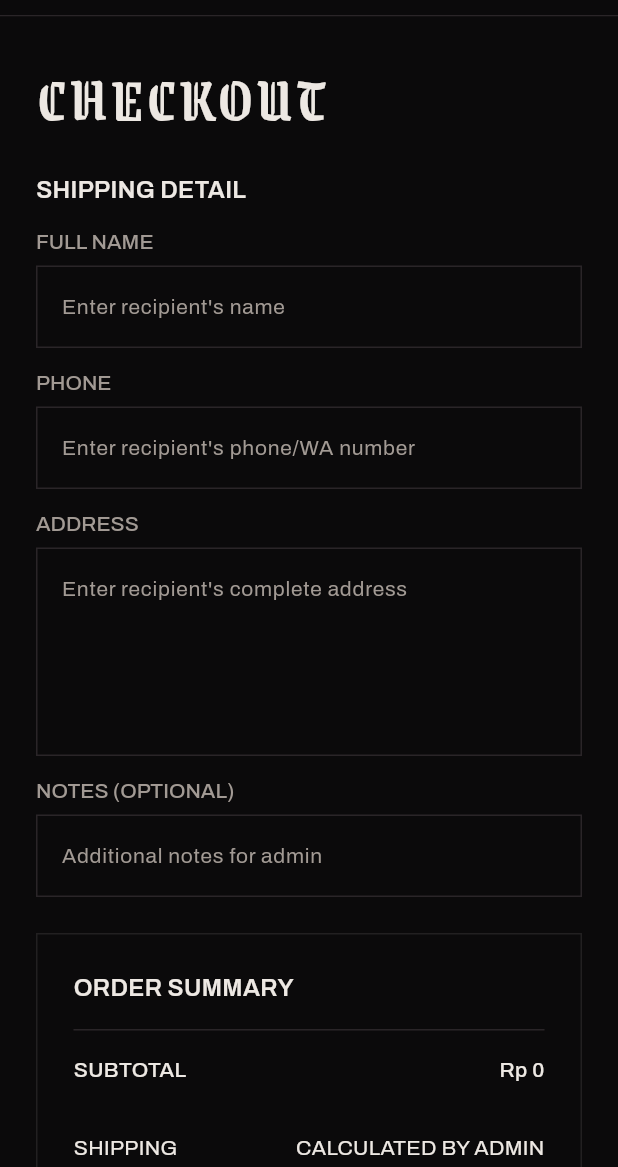
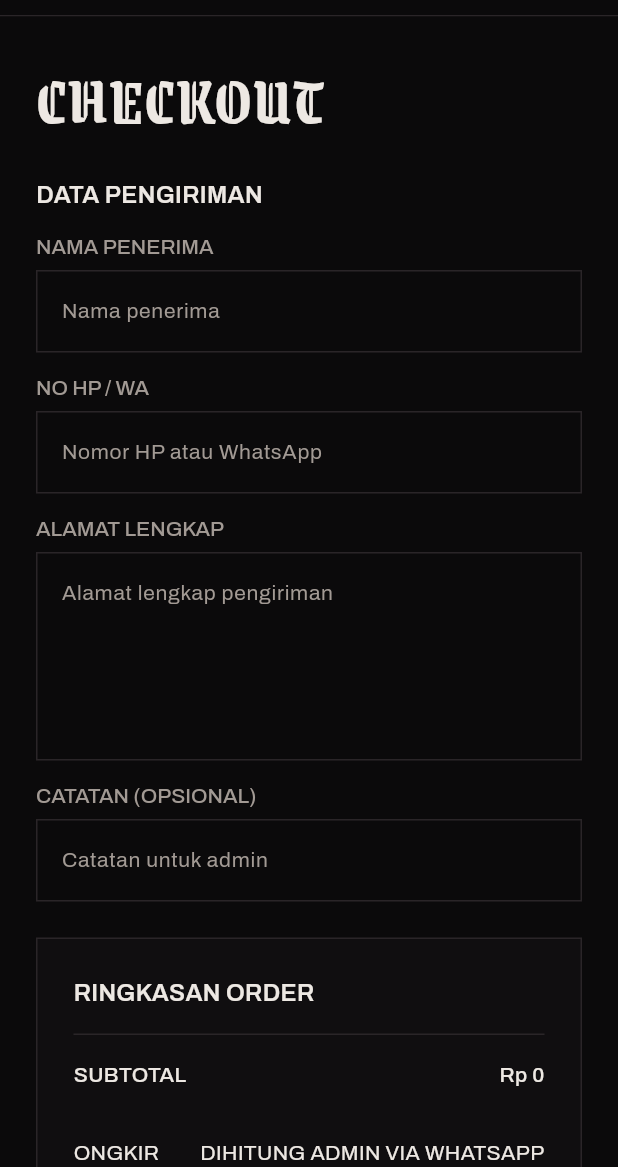
Before and after one commit to minim27/nocvla_web, a Flutter app: the CheckoutPage screen opened by its route, on a phone screen of 412 x 824 dp, the part 69-1236 px from its top. Run offline on Flutter 3.47's test engine with Material 3 defaults, Android fonts, the phone set to English and light mode, and no system bars; our stand-ins replace cached_network_image, flutter_dotenv, flutter_spinkit, get, get_storage, supabase_flutter; missing offline and left inert: flutter_quill; accounts and stored records are empty.

Commit message:
fix(web): restore checkout with shipping data and stop order on stock failure
Co-Authored-By: Claude Opus 5.5 <noreply@anthropic.com>

```diff
--- a/lib/data/repositories/order_repo.dart
+++ b/lib/data/repositories/order_repo.dart
@@ -4,9 +4,9 @@ class OrderRepo extends BaseRepository {
   Future<ResponseHandler<dynamic>> createOrder({
     required List<Map<String, dynamic>> items,
     String? athleteCode,
-    String? customerName,
-    String? customerPhone,
-    String? address,
+    required String customerName,
+    required String customerPhone,
+    required String address,
   }) async => ResponseHandler(
     supabase.rpc(
       "create_wa_order",
--- a/lib/modules/checkout/checkout_page.dart
+++ b/lib/modules/checkout/checkout_page.dart
@@ -35,8 +35,8 @@ class CheckoutPage extends GetView<CheckoutController> {
                   children: [
                     MyText(
                       text: "CHECKOUT",
-                      fontSize: 42,
-                      letterSpacing: 2,
+                      fontSize: isDesktop ? 64 : 44,
+                      fontWeight: .w600,
                       fontFamily: MyFonts.grenzeGotisch,
                     ),
                     SizedBox(height: 20),
--- a/lib/modules/checkout/widgets/mobile/m_checkout_form.dart
+++ b/lib/modules/checkout/widgets/mobile/m_checkout_form.dart
@@ -16,35 +16,35 @@ class MCheckoutForm extends StatelessWidget {
       crossAxisAlignment: .start,
       spacing: 16,
       children: [
-        MyText(text: "SHIPPING DETAIL", fontWeight: .w600, fontSize: 16),
+        MyText(text: "DATA PENGIRIMAN", fontWeight: .w600, fontSize: 16),
         MyTextFormField(
           controller: controller.txtName,
           keyboardType: .name,
           textInputAction: .next,
-          label: "FULL NAME",
-          hintText: "Enter recipient's name",
+          label: "NAMA PENERIMA",
+          hintText: "Nama penerima",
         ),
         MyTextFormField(
           controller: controller.txtPhone,
           keyboardType: .phone,
           textInputAction: .next,
-          label: "PHONE",
-          hintText: "Enter recipient's phone/WA number",
+          label: "NO HP / WA",
+          hintText: "Nomor HP atau WhatsApp",
         ),
         MyTextFormField(
           controller: controller.txtAddress,
           keyboardType: .streetAddress,
           textInputAction: .next,
-          label: "ADDRESS",
-          hintText: "Enter recipient's complete address",
+          label: "ALAMAT LENGKAP",
+          hintText: "Alamat lengkap pengiriman",
           maxLines: 5,
         ),
         MyTextFormField(
           controller: controller.txtNotes,
           keyboardType: .text,
           textInputAction: .done,
-          label: "NOTES (OPTIONAL)",
-          hintText: "Additional notes for admin",
+          label: "CATATAN (OPSIONAL)",
+          hintText: "Catatan untuk admin",
         ),
       ],
     );
--- a/lib/modules/checkout/widgets/mobile/m_checkout_summary.dart
+++ b/lib/modules/checkout/widgets/mobile/m_checkout_summary.dart
@@ -21,13 +21,14 @@ class MCheckoutSummary extends StatelessWidget {
     return Container(
       padding: .all(24),
       decoration: BoxDecoration(
-        border: .all(color: MyColors.white.withValues(alpha: 0.1)),
+        color: MyColors.black2,
+        border: .all(color: MyColors.line),
       ),
       child: Column(
         spacing: 16,
         crossAxisAlignment: .start,
         children: [
-          MyText(text: "ORDER SUMMARY", fontWeight: .w600, fontSize: 16),
+          MyText(text: "RINGKASAN ORDER", fontWeight: .w600, fontSize: 16),
           ...products(controller),
           MyDivider(),
           Row(
@@ -48,18 +49,21 @@ class MCheckoutSummary extends StatelessWidget {
             return Row(
               mainAxisAlignment: .spaceBetween,
               children: [
-                MyText(text: "DISCOUNT (${controller.appliedCode.value})"),
-                MyText(
-                  text: "- ${parsingCurrency(controller.discountAmount)}",
-                ),
+                MyText(text: "DISKON (${controller.appliedCode.value})"),
+                MyText(text: "- ${parsingCurrency(controller.discountAmount)}"),
               ],
             );
           }),
           Row(
             mainAxisAlignment: .spaceBetween,
             children: [
-              MyText(text: "SHIPPING"),
-              MyText(text: "CALCULATED BY ADMIN"),
+              MyText(text: "ONGKIR"),
+              Flexible(
+                child: MyText(
+                  text: "DIHITUNG ADMIN VIA WHATSAPP",
+                  textAlign: .end,
+                ),
+              ),
             ],
           ),
           MyDivider(),
@@ -80,19 +84,24 @@ class MCheckoutSummary extends StatelessWidget {
           Column(
             spacing: 12,
             children: [
-              MyButton(
-                "ORDER VIA WHATSAPP",
-                textColor: MyColors.white,
-                prefix: MyIcons.icWhatsapp,
-                color: MyColors.whatsApp,
-                scale: 6,
-                onTap: () => controller.placeOrder(),
+              Obx(
+                () => MyButton(
+                  "ORDER VIA WHATSAPP",
+                  textColor: MyColors.nativeWhite,
+                  prefix: MyIcons.icWhatsapp,
+                  color: MyColors.red,
+                  scale: 6,
+                  enable: !controller.isPlacingOrder.value,
+                  onTap: controller.placeOrder,
+                ),
               ),
               MyButton(
                 "ORDER VIA INSTAGRAM",
                 textColor: MyColors.white,
                 prefix: MyIcons.icInstagram,
-                color: MyColors.instagram,
+                color: MyColors.black2,
+                borderColor: MyColors.line,
+                borderWidth: 1,
                 scale: 6,
                 onTap: () => controller.placeOrderViaInstagram(),
               ),
@@ -100,7 +109,9 @@ class MCheckoutSummary extends StatelessWidget {
                 "ORDER VIA TIKTOK",
                 textColor: MyColors.white,
                 prefix: MyIcons.icTikTok2,
-                color: MyColors.nativeBlack,
+                color: MyColors.black2,
+                borderColor: MyColors.line,
+                borderWidth: 1,
                 scale: 10,
                 onTap: () => controller.placeOrderViaTiktok(),
               ),
--- a/lib/modules/checkout/widgets/tab/t_checkout_form.dart
+++ b/lib/modules/checkout/widgets/tab/t_checkout_form.dart
@@ -17,35 +17,35 @@ class TCheckoutForm extends StatelessWidget {
         crossAxisAlignment: .start,
         spacing: 16,
         children: [
-          MyText(text: "SHIPPING DETAIL", fontWeight: .w600, fontSize: 16),
+          MyText(text: "DATA PENGIRIMAN", fontWeight: .w600, fontSize: 16),
           MyTextFormField(
             controller: controller.txtName,
             keyboardType: .name,
             textInputAction: .next,
-            label: "FULL NAME",
-            hintText: "Enter recipient's name",
+            label: "NAMA PENERIMA",
+            hintText: "Nama penerima",
           ),
           MyTextFormField(
             controller: controller.txtPhone,
             keyboardType: .phone,
             textInputAction: .next,
-            label: "PHONE",
-            hintText: "Enter recipient's phone/WA number",
+            label: "NO HP / WA",
+            hintText: "Nomor HP atau WhatsApp",
           ),
           MyTextFormField(
             controller: controller.txtAddress,
             keyboardType: .streetAddress,
             textInputAction: .next,
-            label: "ADDRESS",
-            hintText: "Enter recipient's complete address",
+            label: "ALAMAT LENGKAP",
+            hintText: "Alamat lengkap pengiriman",
             maxLines: 5,
           ),
           MyTextFormField(
             controller: controller.txtNotes,
             keyboardType: .text,
             textInputAction: .done,
-            label: "NOTES (OPTIONAL)",
-            hintText: "Additional notes for admin",
+            label: "CATATAN (OPSIONAL)",
+            hintText: "Catatan untuk admin",
           ),
         ],
       ),
--- a/lib/modules/checkout/widgets/web/checkout_form.dart
+++ b/lib/modules/checkout/widgets/web/checkout_form.dart
@@ -17,27 +17,27 @@ class CheckoutForm extends StatelessWidget {
         crossAxisAlignment: .start,
         spacing: 16,
         children: [
-          MyText(text: "SHIPPING DETAIL", fontWeight: .w600, fontSize: 16),
+          MyText(text: "DATA PENGIRIMAN", fontWeight: .w600, fontSize: 16),
           MyTextFormField(
             controller: controller.txtName,
             keyboardType: .name,
             textInputAction: .next,
-            label: "FULL NAME",
-            hintText: "Enter recipient's name",
+            label: "NAMA PENERIMA",
+            hintText: "Nama penerima",
           ),
           MyTextFormField(
             controller: controller.txtPhone,
             keyboardType: .phone,
             textInputAction: .next,
-            label: "PHONE",
-            hintText: "Enter recipient's phone/WA number",
+            label: "NO HP / WA",
+            hintText: "Nomor HP atau WhatsApp",
           ),
           MyTextFormField(
             controller: controller.txtAddress,
             keyboardType: .streetAddress,
             textInputAction: .next,
-            label: "ADDRESS",
-            hintText: "Enter recipient's complete address",
+            label: "ALAMAT LENGKAP",
+            hintText: "Alamat lengkap pengiriman",
             maxLines: 5,
           ),
           // MyTextFormField(
@@ -58,8 +58,8 @@ class CheckoutForm extends StatelessWidget {
             controller: controller.txtNotes,
             keyboardType: .text,
             textInputAction: .done,
-            label: "NOTES (OPTIONAL)",
-            hintText: "Additional notes for admin",
+            label: "CATATAN (OPSIONAL)",
+            hintText: "Catatan untuk admin",
           ),
         ],
       ),
--- a/lib/modules/product_detail/widgets/mobile/m_product_detail_header.dart
+++ b/lib/modules/product_detail/widgets/mobile/m_product_detail_header.dart
@@ -242,7 +242,7 @@ class MProductDetailHeader extends StatelessWidget {
                 "LANGSUNG ORDER VIA WHATSAPP",
                 color: MyColors.red,
                 textColor: MyColors.nativeWhite,
-                onTap: controller.openOrderDialog,
+                onTap: controller.orderNow,
               ),
               marketplace(
                 "BELI DI SHOPEE",
--- a/lib/modules/product_detail/widgets/tab/t_product_detail_header.dart
+++ b/lib/modules/product_detail/widgets/tab/t_product_detail_header.dart
@@ -245,7 +245,7 @@ class TProductDetailHeader extends StatelessWidget {
                 "LANGSUNG ORDER VIA WHATSAPP",
                 color: MyColors.red,
                 textColor: MyColors.nativeWhite,
-                onTap: controller.openOrderDialog,
+                onTap: controller.orderNow,
               ),
               marketplace(
                 "BELI DI SHOPEE",
--- a/lib/modules/product_detail/widgets/web/product_detail_header.dart
+++ b/lib/modules/product_detail/widgets/web/product_detail_header.dart
@@ -242,7 +242,7 @@ class ProductDetailHeader extends StatelessWidget {
                 "LANGSUNG ORDER VIA WHATSAPP",
                 color: MyColors.red,
                 textColor: MyColors.nativeWhite,
-                onTap: controller.openOrderDialog,
+                onTap: controller.orderNow,
               ),
               marketplace(
                 "BELI DI SHOPEE",
```
Also changed, not shown: lib/modules/cart/cart_controller.dart (+1 -37 lines), lib/modules/cart/widgets/mobile/m_cart_summary.dart (+1 -13 lines), lib/modules/cart/widgets/tab/t_cart_summary.dart (+1 -13 lines), lib/modules/cart/widgets/web/cart_summary.dart (+1 -13 lines), lib/modules/checkout/checkout_controller.dart (+21 -4 lines), lib/modules/checkout/widgets/tab/t_checkout_summary.dart (+22 -14 lines), lib/modules/checkout/widgets/web/checkout_summary.dart (+22 -14 lines), lib/modules/product_detail/product_detail_controller.dart (+25 -42 lines), lib/modules/product_detail/widgets/product_detail_order_dialog.dart (deleted, +0 -104 lines), lib/shared/utils/my_utility.dart (+0 -15 lines).
